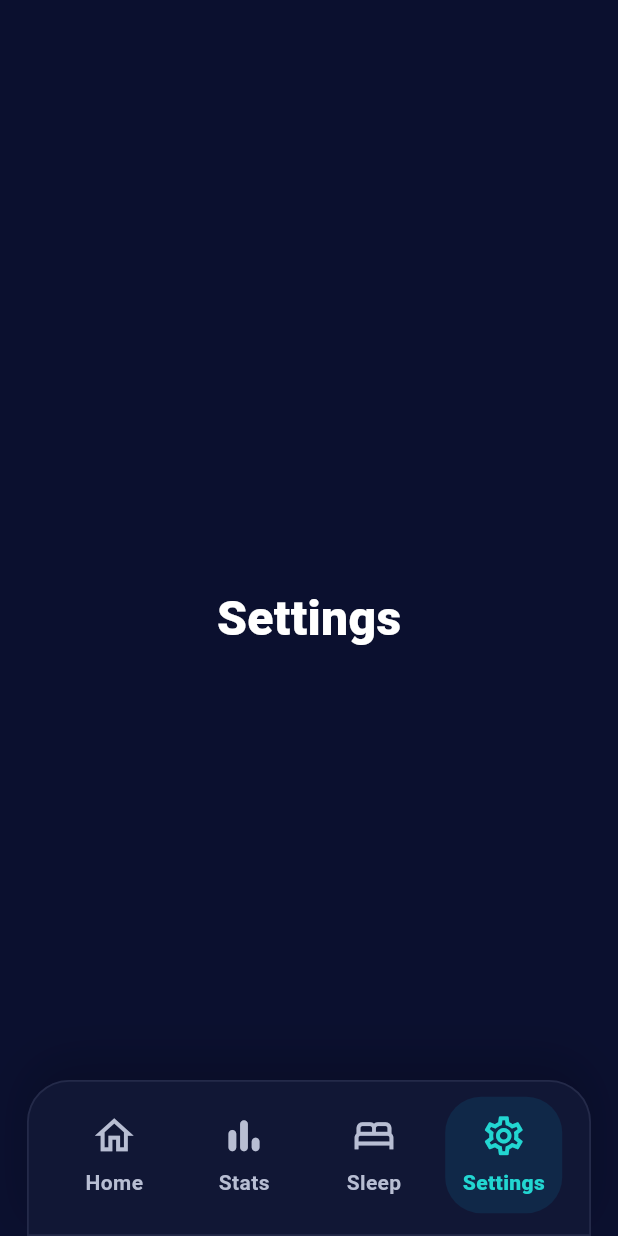
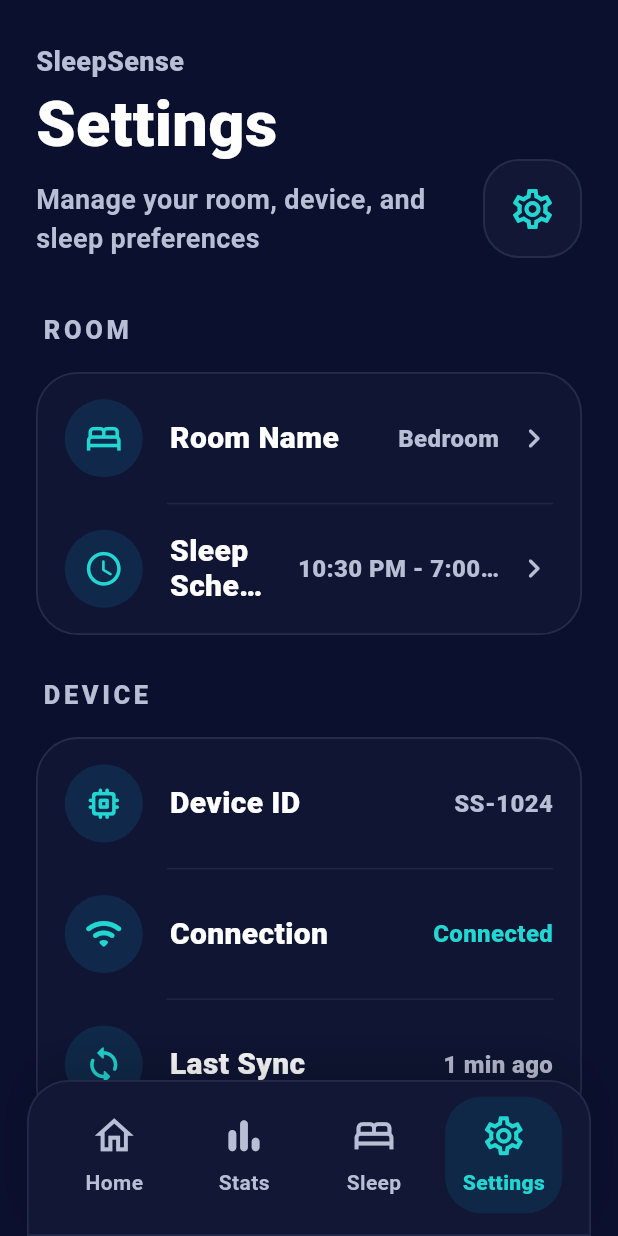
Before and after one commit to PakkPi0204/SleepSense-Project, a Flutter app: the screen it shows after launch, item 4 of the bottom bar chosen, on a phone screen of 412 x 824 dp. Run offline on Flutter 3.47's test engine with Material 3 defaults, Android fonts, the phone set to English and light mode, and no system bars.

Commit message:
add setting screen

```diff
--- a/lib/app/navigation/sleepsense_shell.dart
+++ b/lib/app/navigation/sleepsense_shell.dart
@@ -2,6 +2,7 @@ import 'package:flutter/material.dart';
 
 import '../../core/theme/app_colors.dart';
 import '../../features/dashboard/presentation/screens/home_dashboard_screen.dart';
+import '../../features/settings/presentation/screens/settings_screen.dart';
 import '../../features/sleep/presentation/screens/sleep_screen.dart';
 import '../../features/stats/presentation/screens/stats_screen.dart';
 import '../../shared/presentation/widgets/sleepsense_bottom_nav_bar.dart';
@@ -29,7 +30,7 @@ class _SleepSenseShellState extends State<SleepSenseShell> {
               HomeDashboardScreen(),
               StatsScreen(),
               SleepScreen(),
-              _ComingSoonScreen(title: 'Settings'),
+              SettingsScreen(),
             ],
           ),
           Positioned(
@@ -51,26 +52,3 @@ class _SleepSenseShellState extends State<SleepSenseShell> {
     );
   }
 }
-
-class _ComingSoonScreen extends StatelessWidget {
-  final String title;
-
-  const _ComingSoonScreen({required this.title});
-
-  @override
-  Widget build(BuildContext context) {
-    return Scaffold(
-      backgroundColor: AppColors.primary,
-      body: Center(
-        child: Text(
-          title,
-          style: const TextStyle(
-            color: AppColors.white,
-            fontSize: 32,
-            fontWeight: FontWeight.w800,
-          ),
-        ),
-      ),
-    );
-  }
-}
--- /dev/null
+++ b/lib/features/settings/data/settings_sample_data.dart
@@ -0,0 +1,114 @@
+import 'package:flutter/material.dart';
+
+import '../models/settings_models.dart';
+
+const settingsSections = [
+  SettingsSection(
+    title: 'ROOM',
+    rows: [
+      SettingsRowData(
+        icon: Icons.bed_outlined,
+        title: 'Room Name',
+        value: 'Bedroom',
+        type: SettingsRowType.navigation,
+      ),
+      SettingsRowData(
+        icon: Icons.schedule_rounded,
+        title: 'Sleep Schedule',
+        value: '10:30 PM - 7:00 AM',
+        type: SettingsRowType.navigation,
+      ),
+    ],
+  ),
+  SettingsSection(
+    title: 'DEVICE',
+    rows: [
+      SettingsRowData(
+        icon: Icons.memory_rounded,
+        title: 'Device ID',
+        value: 'SS-1024',
+        type: SettingsRowType.value,
+      ),
+      SettingsRowData(
+        icon: Icons.wifi_rounded,
+        title: 'Connection',
+        value: 'Connected',
+        type: SettingsRowType.value,
+      ),
+      SettingsRowData(
+        icon: Icons.sync_rounded,
+        title: 'Last Sync',
+        value: '1 min ago',
+        type: SettingsRowType.value,
+      ),
+    ],
+  ),
+  SettingsSection(
+    title: 'NOTIFICATIONS',
+    rows: [
+      SettingsRowData(
+        icon: Icons.notifications_none_rounded,
+        title: 'Critical Alerts',
+        type: SettingsRowType.toggle,
+        enabled: true,
+      ),
+      SettingsRowData(
+        icon: Icons.alarm_rounded,
+        title: 'Pre-Sleep Reminder',
+        type: SettingsRowType.toggle,
+        enabled: true,
+      ),
+      SettingsRowData(
+        icon: Icons.description_outlined,
+        title: 'Morning Report',
+        type: SettingsRowType.toggle,
+        enabled: true,
+      ),
+    ],
+  ),
+  SettingsSection(
+    title: 'THRESHOLDS',
+    rows: [
+      SettingsRowData(
+        icon: Icons.air_rounded,
+        title: 'CO₂ Limit',
+        value: '900 ppm',
+        type: SettingsRowType.navigation,
+      ),
+      SettingsRowData(
+        icon: Icons.thermostat_outlined,
+        title: 'Temperature Range',
+        value: '18 - 24 °C',
+        type: SettingsRowType.navigation,
+      ),
+      SettingsRowData(
+        icon: Icons.water_drop_outlined,
+        title: 'Humidity Range',
+        value: '40 - 60 %',
+        type: SettingsRowType.navigation,
+      ),
+      SettingsRowData(
+        icon: Icons.bolt_outlined,
+        title: 'PM2.5 Limit',
+        value: '25 μg/m³',
+        type: SettingsRowType.navigation,
+      ),
+    ],
+  ),
+  SettingsSection(
+    title: 'ABOUT',
+    rows: [
+      SettingsRowData(
+        icon: Icons.info_outline_rounded,
+        title: 'About SleepSense',
+        type: SettingsRowType.navigation,
+      ),
+      SettingsRowData(
+        icon: Icons.sell_outlined,
+        title: 'App Version',
+        value: '1.0.0',
+        type: SettingsRowType.value,
+      ),
+    ],
+  ),
+];
--- /dev/null
+++ b/lib/features/settings/models/settings_models.dart
@@ -0,0 +1,26 @@
+import 'package:flutter/material.dart';
+
+enum SettingsRowType { navigation, value, toggle }
+
+class SettingsSection {
+  final String title;
+  final List<SettingsRowData> rows;
+
+  const SettingsSection({required this.title, required this.rows});
+}
+
+class SettingsRowData {
+  final IconData icon;
+  final String title;
+  final String? value;
+  final SettingsRowType type;
+  final bool enabled;
+
+  const SettingsRowData({
+    required this.icon,
+    required this.title,
+    required this.type,
+    this.value,
+    this.enabled = false,
+  });
+}
--- /dev/null
+++ b/lib/features/settings/presentation/screens/settings_screen.dart
@@ -0,0 +1,39 @@
+import 'package:flutter/material.dart';
+
+import '../../../../core/theme/app_colors.dart';
+import '../../data/settings_sample_data.dart';
+import '../widgets/settings_header.dart';
+import '../widgets/settings_section_card.dart';
+
+class SettingsScreen extends StatelessWidget {
+  const SettingsScreen({super.key});
+
+  @override
+  Widget build(BuildContext context) {
+    return Scaffold(
+      backgroundColor: AppColors.primary,
+      body: Center(
+        child: ConstrainedBox(
+          constraints: const BoxConstraints(maxWidth: 430),
+          child: SafeArea(
+            bottom: false,
+            child: SingleChildScrollView(
+              padding: const EdgeInsets.fromLTRB(24, 28, 24, 150),
+              child: Column(
+                crossAxisAlignment: CrossAxisAlignment.start,
+                children: [
+                  const SettingsHeader(),
+                  const SizedBox(height: 36),
+                  for (final section in settingsSections) ...[
+                    SettingsSectionCard(section: section),
+                    const SizedBox(height: 28),
+                  ],
+                ],
+              ),
+            ),
+          ),
+        ),
+      ),
+    );
+  }
+}
--- /dev/null
+++ b/lib/features/settings/presentation/widgets/settings_header.dart
@@ -0,0 +1,65 @@
+import 'package:flutter/material.dart';
+
+import '../../../../core/theme/app_colors.dart';
+
+class SettingsHeader extends StatelessWidget {
+  const SettingsHeader({super.key});
+
+  @override
+  Widget build(BuildContext context) {
+    return Row(
+      crossAxisAlignment: CrossAxisAlignment.end,
+      children: [
+        const Expanded(
+          child: Column(
+            crossAxisAlignment: CrossAxisAlignment.start,
+            children: [
+              Text(
+                'SleepSense',
+                style: TextStyle(
+                  color: AppColors.neutral,
+                  fontSize: 18,
+                  fontWeight: FontWeight.w800,
+                ),
+              ),
+              SizedBox(height: 8),
+              Text(
+                'Settings',
+                style: TextStyle(
+                  color: AppColors.white,
+                  fontSize: 42,
+                  height: 1,
+                  fontWeight: FontWeight.w900,
+                ),
+              ),
+              SizedBox(height: 16),
+              Text(
+                'Manage your room, device, and sleep preferences',
+                style: TextStyle(
+                  color: AppColors.neutral,
+                  fontSize: 18,
+                  height: 1.45,
+                  fontWeight: FontWeight.w700,
+                ),
+              ),
+            ],
+          ),
+        ),
+        Container(
+          width: 66,
+          height: 66,
+          decoration: BoxDecoration(
+            color: AppColors.card,
+            borderRadius: BorderRadius.circular(24),
+            border: Border.all(color: AppColors.cardBorder, width: 1.3),
+          ),
+          child: const Icon(
+            Icons.settings_outlined,
+            color: AppColors.secondary,
+            size: 32,
+          ),
+        ),
+      ],
+    );
+  }
+}
--- /dev/null
+++ b/lib/features/settings/presentation/widgets/settings_section_card.dart
@@ -0,0 +1,146 @@
+import 'package:flutter/material.dart';
+
+import '../../../../core/theme/app_colors.dart';
+import '../../models/settings_models.dart';
+import 'settings_switch.dart';
+
+class SettingsSectionCard extends StatelessWidget {
+  final SettingsSection section;
+
+  const SettingsSectionCard({required this.section, super.key});
+
+  @override
+  Widget build(BuildContext context) {
+    return Column(
+      crossAxisAlignment: CrossAxisAlignment.start,
+      children: [
+        Padding(
+          padding: const EdgeInsets.only(left: 4),
+          child: Text(
+            section.title,
+            style: const TextStyle(
+              color: AppColors.neutral,
+              fontSize: 17,
+              letterSpacing: 2.4,
+              fontWeight: FontWeight.w900,
+            ),
+          ),
+        ),
+        const SizedBox(height: 16),
+        Container(
+          width: double.infinity,
+          decoration: BoxDecoration(
+            color: AppColors.card.withValues(alpha: 0.72),
+            borderRadius: BorderRadius.circular(28),
+            border: Border.all(color: AppColors.cardBorder, width: 1.2),
+          ),
+          child: Column(
+            children: [
+              for (var index = 0; index < section.rows.length; index++) ...[
+                SettingsRow(row: section.rows[index]),
+                if (index != section.rows.length - 1)
+                  Padding(
+                    padding: const EdgeInsets.only(left: 86, right: 18),
+                    child: Divider(
+                      height: 1,
+                      color: AppColors.cardBorder.withValues(alpha: 0.72),
+                    ),
+                  ),
+              ],
+            ],
+          ),
+        ),
+      ],
+    );
+  }
+}
+
+class SettingsRow extends StatelessWidget {
+  final SettingsRowData row;
+
+  const SettingsRow({required this.row, super.key});
+
+  @override
+  Widget build(BuildContext context) {
+    return ConstrainedBox(
+      constraints: const BoxConstraints(minHeight: 86),
+      child: Padding(
+        padding: const EdgeInsets.fromLTRB(18, 14, 18, 14),
+        child: Row(
+          children: [
+            Container(
+              width: 52,
+              height: 52,
+              decoration: const BoxDecoration(
+                color: AppColors.iconBox,
+                shape: BoxShape.circle,
+              ),
+              child: Icon(row.icon, color: AppColors.secondary, size: 27),
+            ),
+            const SizedBox(width: 18),
+            Expanded(
+              child: Text(
+                row.title,
+                maxLines: 2,
+                overflow: TextOverflow.ellipsis,
+                style: const TextStyle(
+                  color: AppColors.white,
+                  fontSize: 20,
+                  height: 1.15,
+                  fontWeight: FontWeight.w900,
+                ),
+              ),
+            ),
+            const SizedBox(width: 12),
+            _SettingsRowTrailing(row: row),
+          ],
+        ),
+      ),
+    );
+  }
+}
+
+class _SettingsRowTrailing extends StatelessWidget {
+  final SettingsRowData row;
+
+  const _SettingsRowTrailing({required this.row});
+
+  @override
+  Widget build(BuildContext context) {
+    if (row.type == SettingsRowType.toggle) {
+      return SettingsSwitch(value: row.enabled);
+    }
+
+    final value = row.value;
+    return Row(
+      mainAxisSize: MainAxisSize.min,
+      children: [
+        if (value != null)
+          ConstrainedBox(
+            constraints: const BoxConstraints(maxWidth: 136),
+            child: Text(
+              value,
+              maxLines: 1,
+              overflow: TextOverflow.ellipsis,
+              textAlign: TextAlign.right,
+              style: TextStyle(
+                color: value == 'Connected'
+                    ? AppColors.secondary
+                    : AppColors.neutral,
+                fontSize: 16,
+                fontWeight: FontWeight.w900,
+              ),
+            ),
+          ),
+        if (row.type == SettingsRowType.navigation) ...[
+          const SizedBox(width: 10),
+          const Icon(
+            Icons.chevron_right_rounded,
+            color: AppColors.neutral,
+            size: 26,
+          ),
+        ],
+      ],
+    );
+  }
+}
--- /dev/null
+++ b/lib/features/settings/presentation/widgets/settings_switch.dart
@@ -0,0 +1,62 @@
+import 'package:flutter/material.dart';
+
+import '../../../../core/theme/app_colors.dart';
+
+class SettingsSwitch extends StatefulWidget {
+  final bool value;
+
+  const SettingsSwitch({required this.value, super.key});
+
+  @override
+  State<SettingsSwitch> createState() => _SettingsSwitchState();
+}
+
+class _SettingsSwitchState extends State<SettingsSwitch> {
+  late bool _enabled = widget.value;
+
+  @override
+  Widget build(BuildContext context) {
+    return GestureDetector(
+      onTap: () => setState(() => _enabled = !_enabled),
+      child: AnimatedContainer(
+        duration: const Duration(milliseconds: 180),
+        width: 66,
+        height: 38,
+        padding: const EdgeInsets.all(3),
+        decoration: BoxDecoration(
+          color: _enabled ? AppColors.secondary : AppColors.cardBorder,
+          borderRadius: BorderRadius.circular(999),
+          boxShadow: _enabled
+              ? [
+                  BoxShadow(
+                    color: AppColors.secondary.withValues(alpha: 0.34),
+                    blurRadius: 18,
+                    offset: const Offset(0, 8),
+                  ),
+                ]
+              : null,
+        ),
+        child: AnimatedAlign(
+          duration: const Duration(milliseconds: 180),
+          curve: Curves.easeOut,
+          alignment: _enabled ? Alignment.centerRight : Alignment.centerLeft,
+          child: Container(
+            width: 32,
+            height: 32,
+            decoration: BoxDecoration(
+              color: AppColors.white,
+              shape: BoxShape.circle,
+              boxShadow: [
+                BoxShadow(
+                  color: Colors.black.withValues(alpha: 0.18),
+                  blurRadius: 8,
+                  offset: const Offset(0, 3),
+                ),
+              ],
+            ),
+          ),
+        ),
+      ),
+    );
+  }
+}
```
Also changed, not shown: 1 other file.
